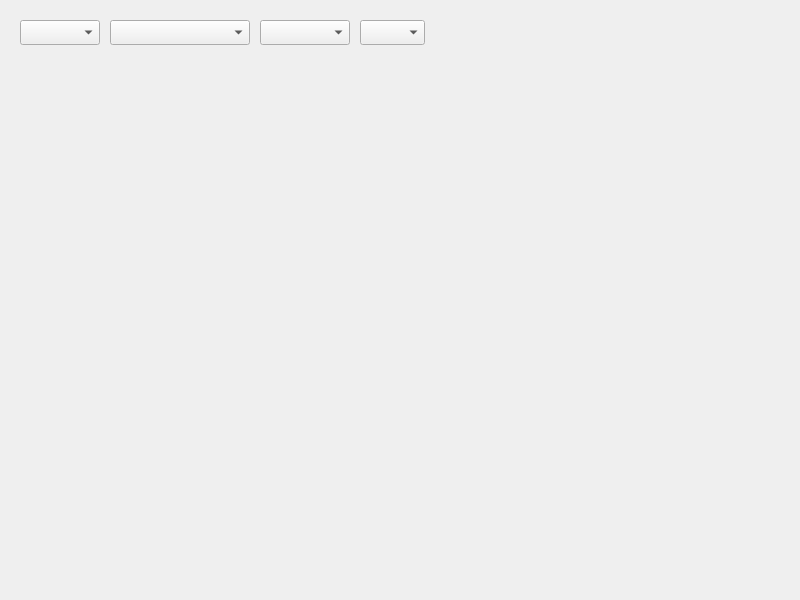
Above: GradeBookApp/mainwindow.ui from it-top-shambala/GradeBook before the change. Below: the same form after it.
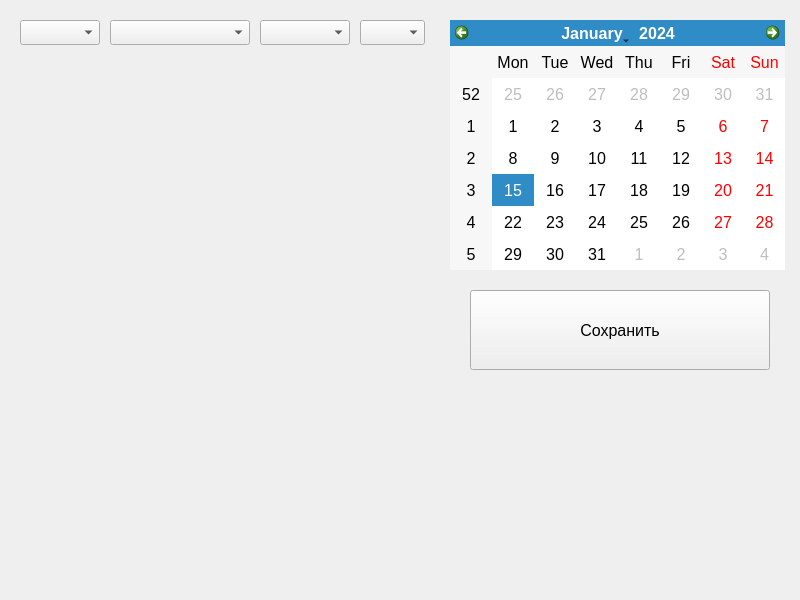
That is the form after the change.

```diff
--- a/GradeBookApp/mainwindow.ui
+++ b/GradeBookApp/mainwindow.ui
@@ -76,11 +76,34 @@
      <rect>
       <x>20</x>
       <y>60</y>
-      <width>450</width>
+      <width>425</width>
       <height>500</height>
      </rect>
     </property>
    </widget>
+   <widget class="QCalendarWidget" name="calendar">
+    <property name="geometry">
+     <rect>
+      <x>450</x>
+      <y>20</y>
+      <width>335</width>
+      <height>250</height>
+     </rect>
+    </property>
+   </widget>
+   <widget class="QPushButton" name="buttonSave">
+    <property name="geometry">
+     <rect>
+      <x>470</x>
+      <y>290</y>
+      <width>300</width>
+      <height>80</height>
+     </rect>
+    </property>
+    <property name="text">
+     <string>Сохранить</string>
+    </property>
+   </widget>
   </widget>
  </widget>
  <resources/>
```
